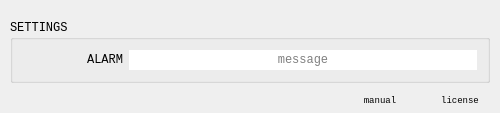
Qt form timer_watch/timer_watch_settings.ui (EyeOdin/timer_watch) before a commit.
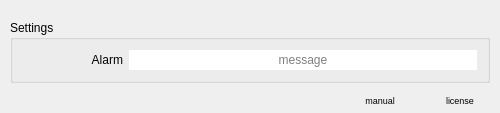
The same form after that commit.

What changed in the file:
```diff
--- a/timer_watch/timer_watch_settings.ui
+++ b/timer_watch/timer_watch_settings.ui
@@ -16,11 +16,6 @@
     <verstretch>0</verstretch>
    </sizepolicy>
   </property>
-  <property name="font">
-   <font>
-    <family>Liberation Mono</family>
-   </font>
-  </property>
   <layout class="QVBoxLayout" name="imagineboard_settings_layout">
    <property name="spacing">
     <number>0</number>
@@ -64,7 +59,7 @@
          <enum>Qt::NoFocus</enum>
         </property>
         <property name="title">
-         <string>SETTINGS</string>
+         <string>Settings</string>
         </property>
         <layout class="QGridLayout" name="gridLayout">
          <property name="leftMargin">
@@ -141,7 +136,7 @@
             <enum>Qt::NoFocus</enum>
            </property>
            <property name="text">
-            <string>ALARM</string>
+            <string>Alarm</string>
            </property>
            <property name="alignment">
             <set>Qt::AlignRight|Qt::AlignTrailing|Qt::AlignVCenter</set>
@@ -219,7 +214,6 @@
        </property>
        <property name="font">
         <font>
-         <family>Liberation Mono</family>
          <pointsize>7</pointsize>
         </font>
        </property>
@@ -256,7 +250,6 @@
        </property>
        <property name="font">
         <font>
-         <family>Liberation Mono</family>
          <pointsize>7</pointsize>
         </font>
        </property>
```
